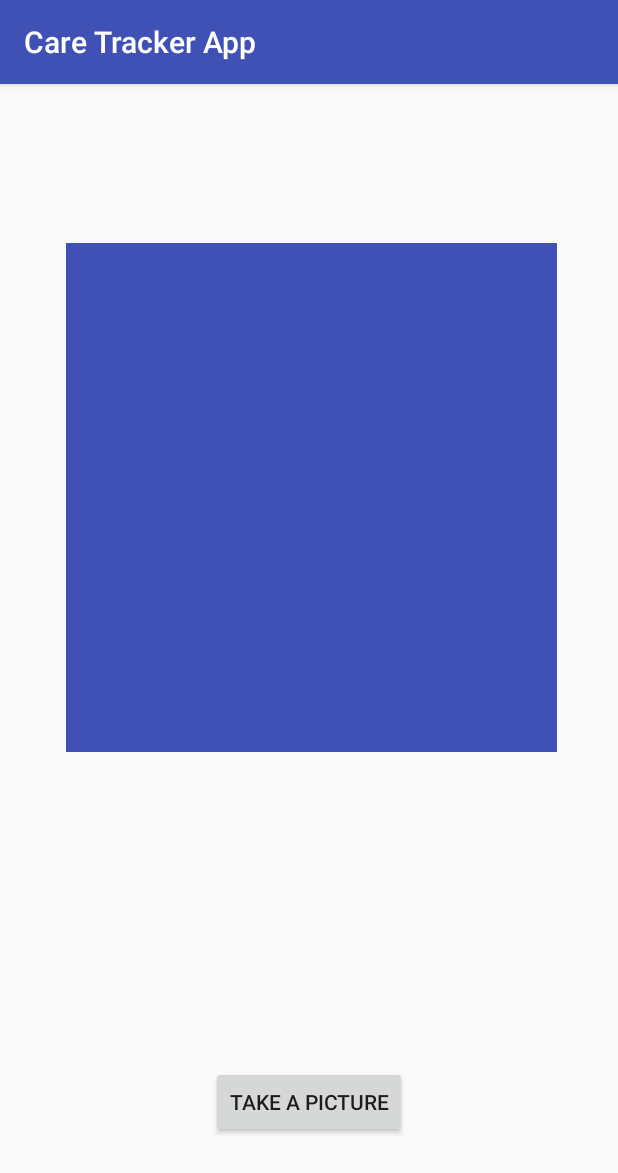
After one commit to sarakv/CareTrackerApp, an Android app: the Camera2 screen opened directly, with no data from a screen before it, on a phone screen of 412 x 824 dp. The commit adds this screen. Shown: the top 1173 px of the screen. Run offline under Robolectric (Android 15) with nearby library versions, the phone set to English and light mode, and no system bars.

Commit message:
added camera2 and XML

```diff
--- /dev/null
+++ b/app/src/main/java/cs246/sara/caretrackerapp/Camera2.java
@@ -0,0 +1,45 @@
+package cs246.sara.caretrackerapp;
+
+import android.content.Intent;
+import android.graphics.Bitmap;
+import android.provider.MediaStore;
+import android.support.v7.app.AppCompatActivity;
+import android.os.Bundle;
+import android.view.View;
+import android.widget.ImageView;
+import android.widget.Toast;
+
+public class Camera2 extends AppCompatActivity {
+
+    public static final int CAMERA_REQUEST = 10;
+    private ImageView imgPhoto;
+
+    @Override
+    protected void onCreate(Bundle savedInstanceState) {
+        super.onCreate(savedInstanceState);
+        setContentView(R.layout.activity_camera2);
+
+        // Get access to the image view
+        imgPhoto = (ImageView) findViewById(R.id.photo);
+    }
+
+    public void takePhoto(View v) {
+        Toast.makeText(this, "clicked", Toast.LENGTH_LONG).show();
+
+        Intent cameraIntent = new Intent(MediaStore.ACTION_IMAGE_CAPTURE);
+        startActivityForResult(cameraIntent, CAMERA_REQUEST);
+    }
+
+    @Override
+    protected void onActivityResult(int requestCode, int resultCode, Intent data) {
+        super.onActivityResult(requestCode, resultCode, data);
+
+        if (resultCode == RESULT_OK) {
+            if (requestCode == CAMERA_REQUEST) {
+                Bitmap cameraImage = (Bitmap) data.getExtras().get("data");
+
+                imgPhoto.setImageBitmap(cameraImage);
+            }
+        }
+    }
+}
--- /dev/null
+++ b/app/src/main/res/layout/activity_camera2.xml
@@ -0,0 +1,41 @@
+<?xml version="1.0" encoding="utf-8"?>
+<android.support.constraint.ConstraintLayout xmlns:android="http://schemas.android.com/apk/res/android"
+    xmlns:app="http://schemas.android.com/apk/res-auto"
+    xmlns:tools="http://schemas.android.com/tools"
+    android:layout_width="match_parent"
+    android:layout_height="match_parent"
+    tools:context="cs246.sara.caretrackerapp.Camera">
+
+    <Button
+        android:id="@+id/button"
+        android:layout_width="wrap_content"
+        android:layout_height="wrap_content"
+        android:layout_marginBottom="8dp"
+        android:layout_marginEnd="8dp"
+        android:layout_marginStart="8dp"
+        android:layout_marginTop="8dp"
+        android:onClick="takePhoto"
+        android:text="@string/take_a_picture"
+        app:layout_constraintBottom_toBottomOf="parent"
+        app:layout_constraintEnd_toEndOf="parent"
+        app:layout_constraintStart_toStartOf="parent"
+        app:layout_constraintTop_toTopOf="parent"
+        app:layout_constraintVertical_bias="0.919" />
+
+    <ImageView
+        android:id="@+id/photo"
+        android:layout_width="327dp"
+        android:layout_height="339dp"
+        android:layout_marginBottom="8dp"
+        android:layout_marginEnd="8dp"
+        android:layout_marginStart="8dp"
+        android:layout_marginTop="8dp"
+        android:contentDescription="@string/image_display"
+        app:layout_constraintBottom_toBottomOf="parent"
+        app:layout_constraintEnd_toEndOf="parent"
+        app:layout_constraintHorizontal_bias="0.521"
+        app:layout_constraintStart_toStartOf="parent"
+        app:layout_constraintTop_toTopOf="parent"
+        app:layout_constraintVertical_bias="0.237"
+        app:srcCompat="@color/colorPrimary" />
+</android.support.constraint.ConstraintLayout>
```
Also changed, not shown: app/src/main/java/cs246/sara/caretrackerapp/MainActivity.java (line endings or trailing spaces).
